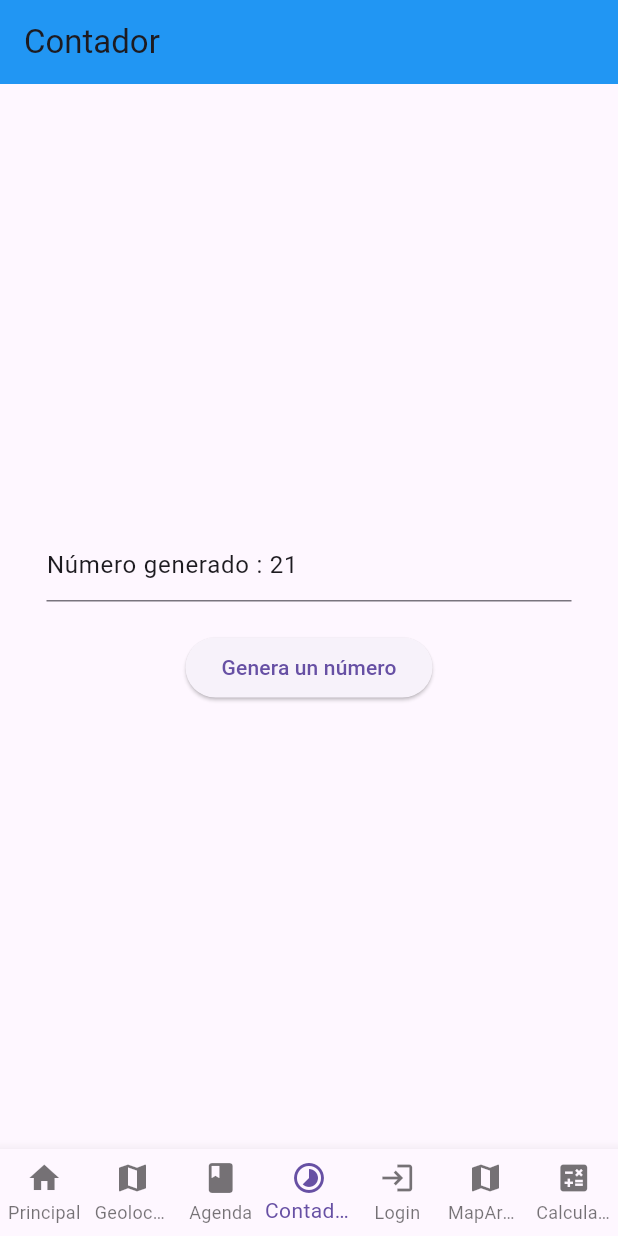
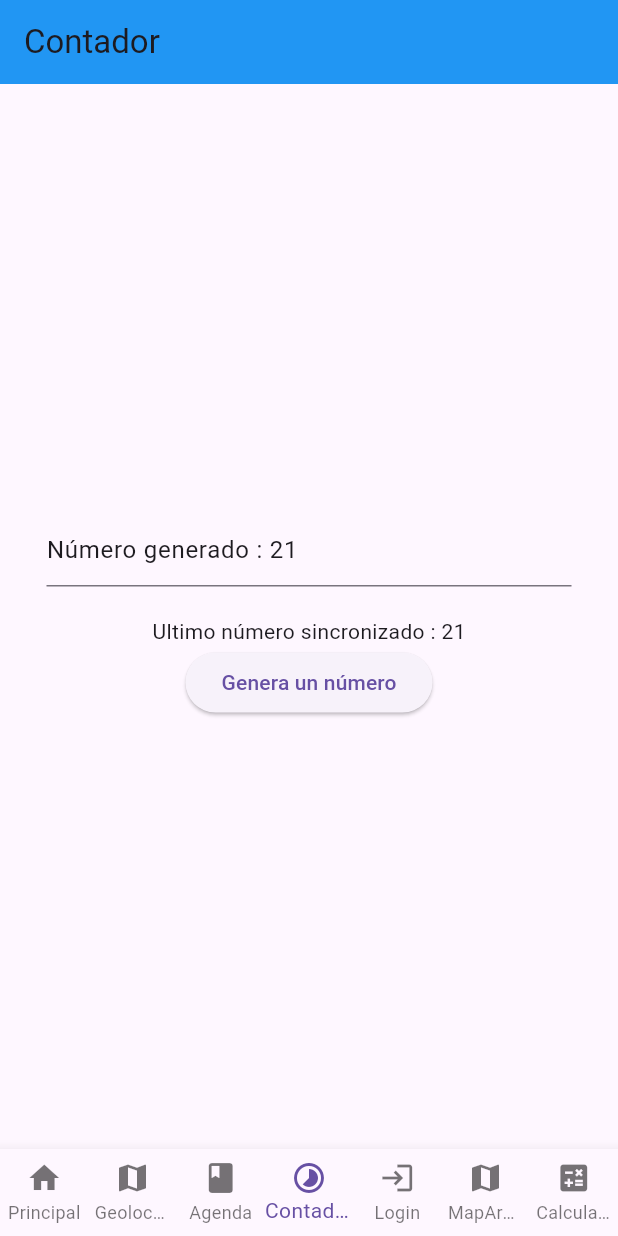
Before and after one commit to AlanCruz82/App_Frankie, a Flutter app: the screen it shows after launch, item 4 of the bottom bar chosen, after a tap on "Genera un número", on a phone screen of 412 x 824 dp. Run offline on Flutter 3.47's test engine with Material 3 defaults, Android fonts, the phone set to English and light mode, and no system bars; our stand-ins replace cloud_firestore, firebase_core, geolocator, shared_preferences, syncfusion_flutter_calendar; missing offline and left inert: cupertino_calendar_picker, flex_color_picker; accounts and stored records are empty.

Commit message:
Agregando una leyenda para ver el ultimo contador sincronizado con la nube

```diff
--- a/lib/pantallas/cuarta.dart
+++ b/lib/pantallas/cuarta.dart
@@ -2,10 +2,16 @@ import 'package:flutter/material.dart';
 import 'dart:math';
 import 'package:cloud_firestore/cloud_firestore.dart';
 
+class Cuarta extends StatefulWidget {
+  @override
+  CuartaPantallaState createState() => CuartaPantallaState();
+}
+
 //Herencia del Stateful
-class Cuarta extends StatelessWidget {
+class CuartaPantallaState extends State<Cuarta>{
   TextEditingController _contador = TextEditingController();
   final db = FirebaseFirestore.instance;
+  String _ultimoContador = "";
 
   //Generamos un número al azar utilizando Ramdon
   void numeroAleatorio() async{
@@ -17,8 +23,14 @@ class Cuarta extends StatelessWidget {
     await db.collection("Contadores").doc("contador").set({
       'numero' : numeroAzar,
     });
+
+    //Obtenemos el ultimo valor dado al número en firebase y lo pintamos en el Text
+    DocumentSnapshot contador = await db.collection("Contadores").doc("contador").get();
+    Map<String,dynamic> numero = contador.data() as Map<String,dynamic>;
+    setState(() {
+      _ultimoContador = "Ultimo número sincronizado : " + numero['numero'].toString();
+    });
   }
-
 
   @override
   Widget build(BuildContext context) {
@@ -44,6 +56,7 @@ class Cuarta extends StatelessWidget {
                   Padding(
                     padding: EdgeInsets.all(10),
                   ),
+                  Text(_ultimoContador),
                   ElevatedButton(onPressed: (){
                     numeroAleatorio();
                   },
```
